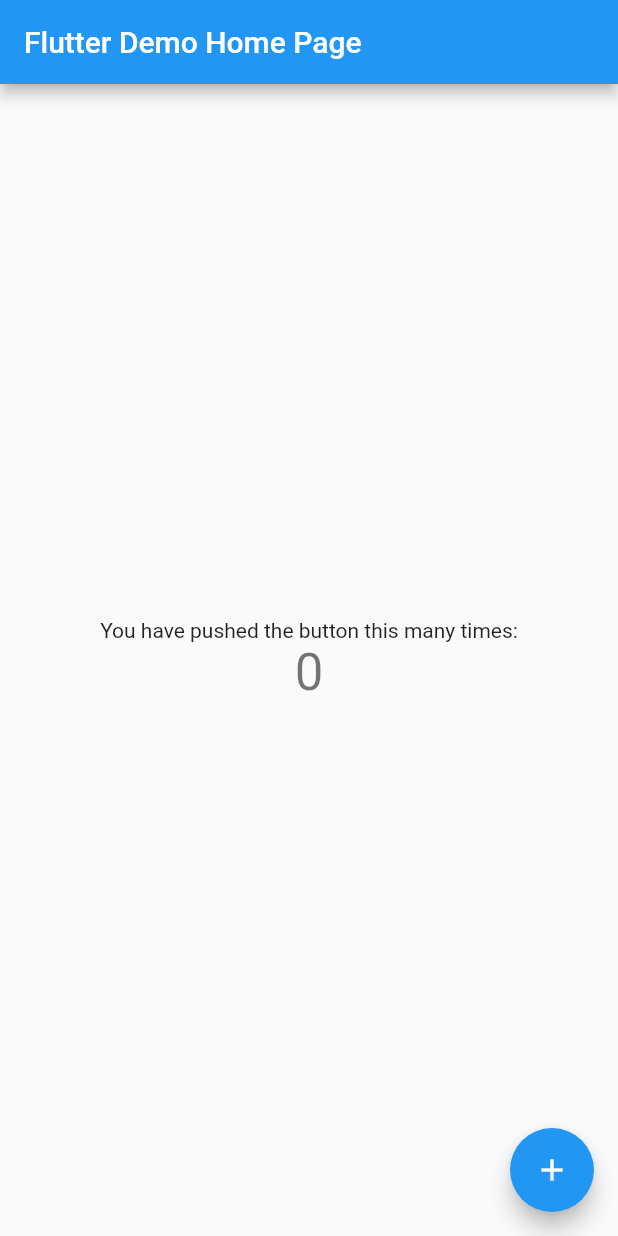
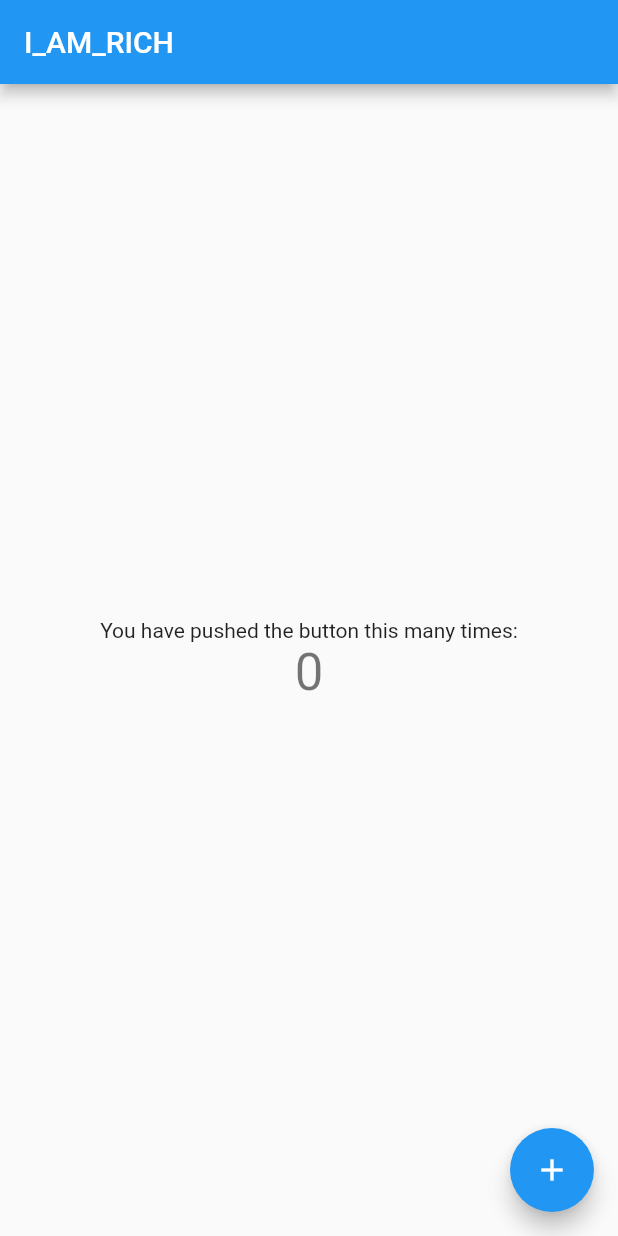
Before and after one commit to sina-778/i_am_rich, a Flutter app: the screen it shows after launch, on a phone screen of 412 x 824 dp. Run offline on Flutter 3.47's test engine with Material 2 defaults, Android fonts, the phone set to English and light mode, and no system bars.

Commit message:
i_am_rich

```diff
--- a/lib/main.dart
+++ b/lib/main.dart
@@ -11,7 +11,7 @@ class MyApp extends StatelessWidget {
   @override
   Widget build(BuildContext context) {
     return MaterialApp(
-      title: 'Flutter Demo',
+      title: 'i_am_rich',
       theme: ThemeData(
         // This is the theme of your application.
         //
@@ -24,7 +24,7 @@ class MyApp extends StatelessWidget {
         // is not restarted.
         primarySwatch: Colors.blue,
       ),
-      home: const MyHomePage(title: 'Flutter Demo Home Page'),
+      home: const MyHomePage(title: 'I_AM_RICH'),
     );
   }
 }
```
